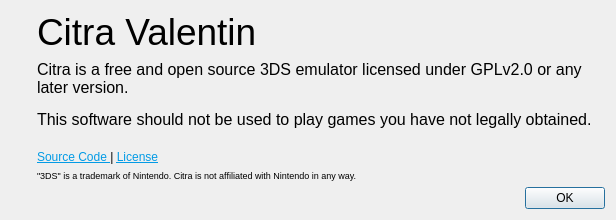
Old version of the form src/citra_qt/aboutdialog.ui in the repository tbsp/citra-valentin.
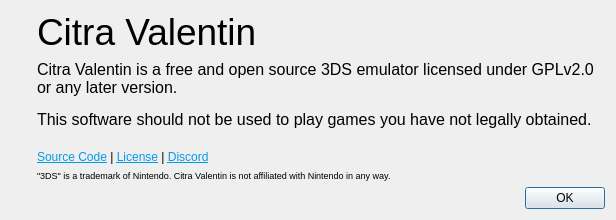
New version of the form. Icons and pictures are not drawn.

Commit message: [skip release] citra_qt: About Citra: Rename To About Citra Valentin and add Discord link

Diff of the .ui file:
```diff
--- a/src/citra_qt/aboutdialog.ui
+++ b/src/citra_qt/aboutdialog.ui
@@ -74,7 +74,7 @@
 &lt;html&gt;&lt;head&gt;&lt;meta name=&quot;qrichtext&quot; content=&quot;1&quot; /&gt;&lt;style type=&quot;text/css&quot;&gt;
 p, li { white-space: pre-wrap; }
 &lt;/style&gt;&lt;/head&gt;&lt;body style=&quot; font-family:'Ubuntu'; font-size:11pt; font-weight:400; font-style:normal;&quot;&gt;
-&lt;p style=&quot; margin-top:0px; margin-bottom:0px; margin-left:0px; margin-right:0px; -qt-block-indent:0; text-indent:0px;&quot;&gt;&lt;span style=&quot; font-family:'MS Shell Dlg 2'; font-size:12pt;&quot;&gt;Citra is a free and open source 3DS emulator licensed under GPLv2.0 or any later version.&lt;/span&gt;&lt;/p&gt;
+&lt;p style=&quot; margin-top:0px; margin-bottom:0px; margin-left:0px; margin-right:0px; -qt-block-indent:0; text-indent:0px;&quot;&gt;&lt;span style=&quot; font-family:'MS Shell Dlg 2'; font-size:12pt;&quot;&gt;Citra Valentin is a free and open source 3DS emulator licensed under GPLv2.0 or any later version.&lt;/span&gt;&lt;/p&gt;
 &lt;p style=&quot;-qt-paragraph-type:empty; margin-top:0px; margin-bottom:0px; margin-left:0px; margin-right:0px; -qt-block-indent:0; text-indent:0px; font-family:'MS Shell Dlg 2'; font-size:8pt;&quot;&gt;&lt;br /&gt;&lt;/p&gt;
 &lt;p style=&quot; margin-top:0px; margin-bottom:0px; margin-left:0px; margin-right:0px; -qt-block-indent:0; text-indent:0px;&quot;&gt;&lt;span style=&quot; font-family:'MS Shell Dlg 2'; font-size:12pt;&quot;&gt;This software should not be used to play games you have not legally obtained.&lt;/span&gt;&lt;/p&gt;&lt;/body&gt;&lt;/html&gt;</string>
                                     </property>
@@ -102,7 +102,7 @@
                             <item>
                                 <widget class="QLabel" name="labelLinks">
                                     <property name="text">
-                                        <string>&lt;html&gt;&lt;head/&gt;&lt;body&gt;&lt;p&gt;&lt;a href=&quot;https://github.com/vvanelslande/citra&quot;&gt;&lt;span style=&quot; text-decoration: underline; color:#039be5;&quot;&gt;Source Code &lt;/span&gt;&lt;/a&gt;| &lt;a href=&quot;https://github.com/vvanelslande/citra/blob/master/license.txt&quot;&gt;&lt;span style=&quot; text-decoration: underline; color:#039be5;&quot;&gt;License&lt;/span&gt;&lt;/a&gt;&lt;/p&gt;&lt;/body&gt;&lt;/html&gt;</string>
+          <string>&lt;html&gt;&lt;head/&gt;&lt;body&gt;&lt;p&gt;&lt;a href=&quot;https://github.com/vvanelslande/citra&quot;&gt;&lt;span style=&quot; text-decoration: underline; color:#039be5;&quot;&gt;Source Code&lt;/span&gt;&lt;/a&gt; | &lt;a href=&quot;https://github.com/vvanelslande/citra/blob/master/license.txt&quot;&gt;&lt;span style=&quot; text-decoration: underline; color:#039be5;&quot;&gt;License&lt;/span&gt;&lt;/a&gt; | &lt;a href=&quot;https://discord.gg/XNgtWtC&quot;&gt;&lt;span style=&quot; text-decoration: underline; color:#039be5;&quot;&gt;Discord&lt;/span&gt;&lt;/a&gt;&lt;/p&gt;&lt;/body&gt;&lt;/html&gt;</string>
                                     </property>
                                     <property name="openExternalLinks">
                                         <bool>true</bool>
@@ -118,7 +118,7 @@
                                         </sizepolicy>
                                     </property>
                                     <property name="text">
-                                        <string>&lt;html&gt;&lt;head/&gt;&lt;body&gt;&lt;p&gt;&lt;span style=&quot; font-size:7pt;&quot;&gt;&amp;quot;3DS&amp;quot; is a trademark of Nintendo. Citra is not affiliated with Nintendo in any way.&lt;/span&gt;&lt;/p&gt;&lt;/body&gt;&lt;/html&gt;</string>
+          <string>&lt;html&gt;&lt;head/&gt;&lt;body&gt;&lt;p&gt;&lt;span style=&quot; font-size:7pt;&quot;&gt;&amp;quot;3DS&amp;quot; is a trademark of Nintendo. Citra Valentin is not affiliated with Nintendo in any way.&lt;/span&gt;&lt;/p&gt;&lt;/body&gt;&lt;/html&gt;</string>
                                     </property>
                                 </widget>
                             </item>
```
Left out of the diff: 6 changed lines with no effect on the pictures. Lines whose indentation alone changed are shown as unchanged. The commit also changes 4 other files.
